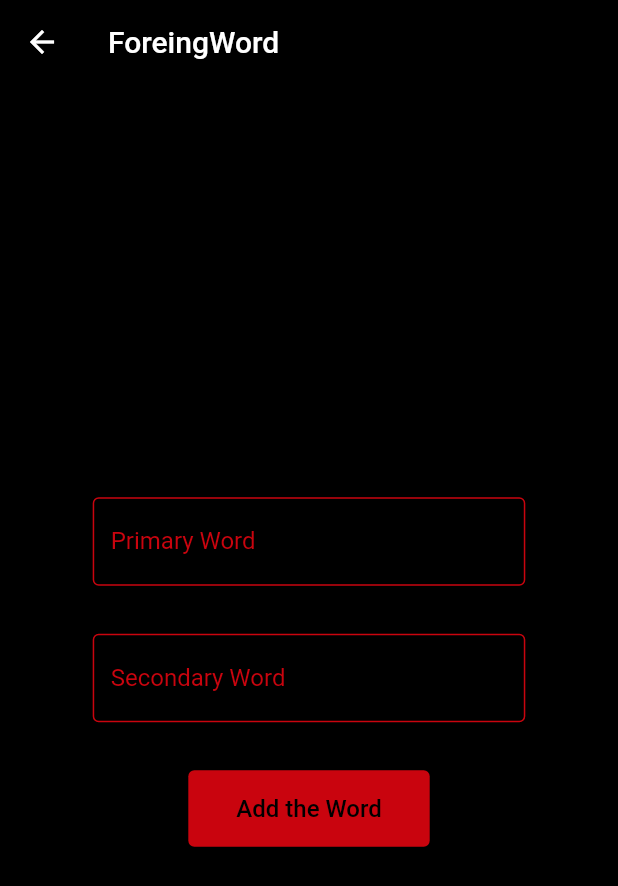
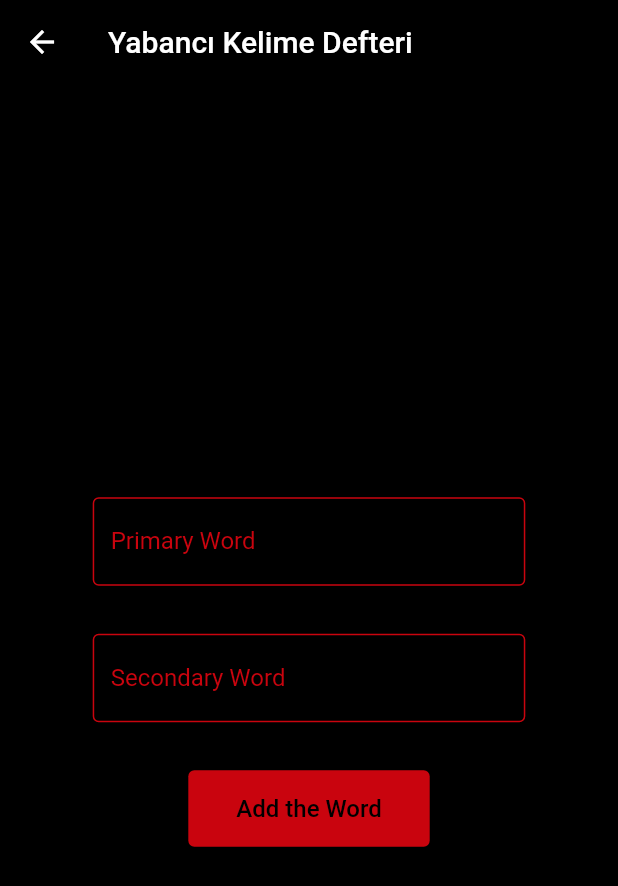
Before and after one commit to AhmetOcak/ForeingWordApp, a Flutter app: the AddWordView screen opened by its route, on a phone screen of 412 x 824 dp. Shown: the top 886 px of the screen. Run offline on Flutter 3.47's test engine with Material 2 defaults, Android fonts, the phone set to English and light mode, and no system bars; our stand-ins replace shared_preferences; accounts and stored records are empty.

Commit message:
app name changed

```diff
--- a/lib/core/constants/constants.dart
+++ b/lib/core/constants/constants.dart
@@ -4,7 +4,7 @@ import 'package:flutter/cupertino.dart';
 import 'package:foreing_word_app/feature/add_word/view/addword_view.dart';
 import 'package:foreing_word_app/feature/home/view/home_view.dart';
 
-const String APP_NAME = "ForeingWord";
+const String APP_NAME = "Yabancı Kelime Defteri";
 
 // COLORS
 const Color PRIMARY_COLOR = Color(0xFF000000);
```
Also changed, not shown: 1 other file.
